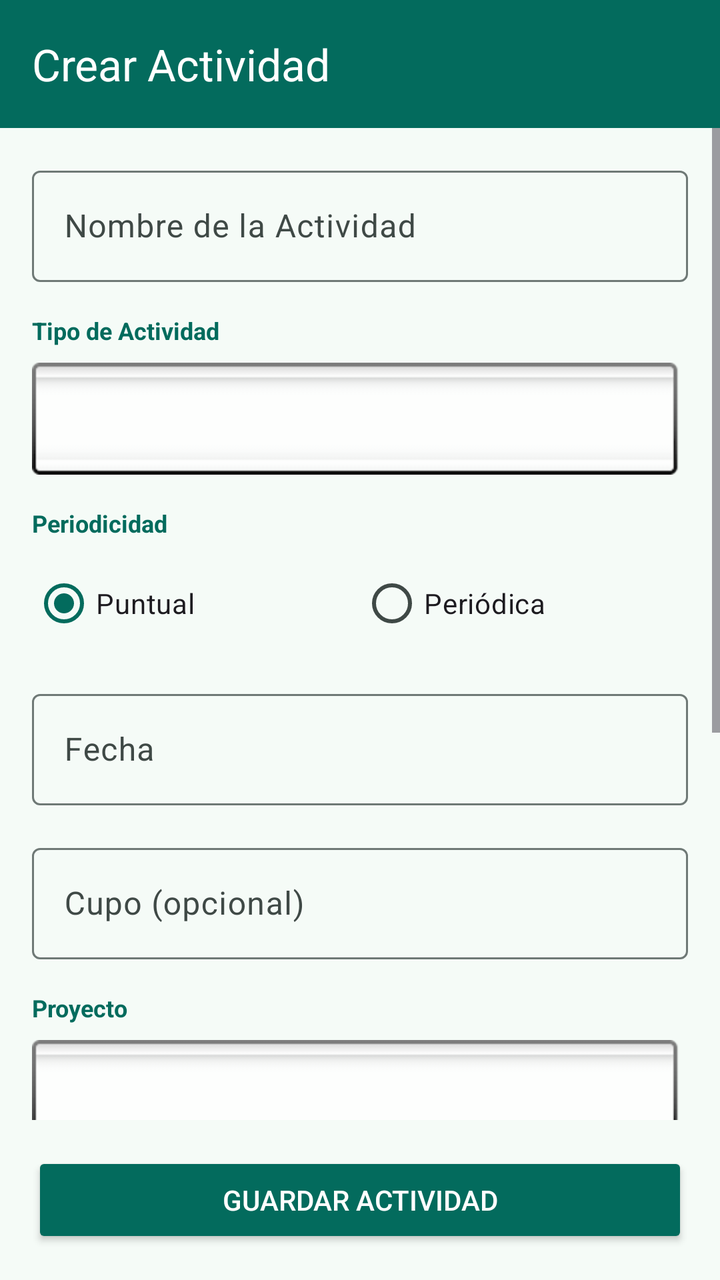
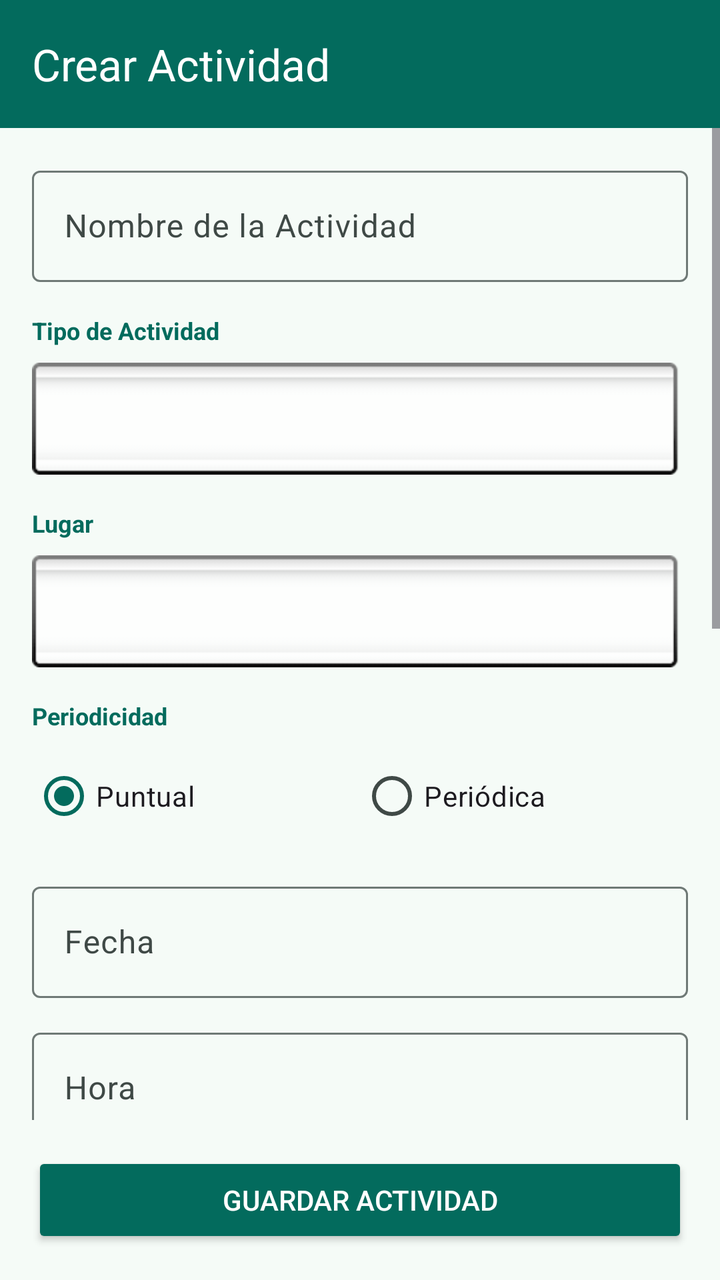

Compare the two renders of this Android layout. The source of the first and the diff that turns it into the second are given below.
<!-- AndroidManifest.xml: application theme AppTheme -->
<!-- res/layout/activity_crear_actividad.xml -->
<?xml version="1.0" encoding="utf-8"?>
<LinearLayout xmlns:android="http://schemas.android.com/apk/res/android"
    xmlns:app="http://schemas.android.com/apk/res-auto"
    android:layout_width="match_parent"
    android:layout_height="match_parent"
    android:orientation="vertical"
    android:background="@color/md_theme_background">

    
    <com.google.android.material.appbar.AppBarLayout
        android:layout_width="match_parent"
        android:layout_height="wrap_content"
        android:theme="@style/ThemeOverlay.AppCompat.Dark.ActionBar">

        <androidx.appcompat.widget.Toolbar
            android:id="@+id/toolbar"
            android:layout_width="match_parent"
            android:layout_height="?attr/actionBarSize"
            android:background="@color/md_theme_primary"
            app:popupTheme="@style/ThemeOverlay.AppCompat.Light"
            app:title="Crear Actividad"
            app:titleTextColor="@color/md_theme_onPrimary" />

    </com.google.android.material.appbar.AppBarLayout>

    <ScrollView
        android:layout_width="match_parent"
        android:layout_height="0dp"
        android:layout_weight="1"
        android:fillViewport="true">

        <LinearLayout
            android:layout_width="match_parent"
            android:layout_height="wrap_content"
            android:orientation="vertical"
            android:padding="16dp">

            
            <com.google.android.material.textfield.TextInputLayout
                android:layout_width="match_parent"
                android:layout_height="wrap_content"
                android:hint="Nombre de la Actividad"
                android:layout_marginBottom="16dp"
                app:boxBackgroundMode="outline">

                <com.google.android.material.textfield.TextInputEditText
                    android:id="@+id/etNombre"
                    android:layout_width="match_parent"
                    android:layout_height="wrap_content"
                    android:inputType="text" />

            </com.google.android.material.textfield.TextInputLayout>

            
            <TextView
                android:layout_width="match_parent"
                android:layout_height="wrap_content"
                android:text="Tipo de Actividad"
                android:textSize="12sp"
                android:textStyle="bold"
                android:textColor="@color/md_theme_primary"
                android:layout_marginBottom="8dp" />

            <Spinner
                android:id="@+id/spinnerTipo"
                android:layout_width="match_parent"
                android:layout_height="wrap_content"
                android:minHeight="48dp"
                android:layout_marginBottom="16dp"
                android:background="@android:drawable/spinner_background" />

            
            <TextView
                android:layout_width="match_parent"
                android:layout_height="wrap_content"
                android:text="Periodicidad"
                android:textSize="12sp"
                android:textStyle="bold"
                android:textColor="@color/md_theme_primary"
                android:layout_marginBottom="8dp" />

            <RadioGroup
                android:id="@+id/rgPeriodicidad"
                android:layout_width="match_parent"
                android:layout_height="wrap_content"
                android:orientation="horizontal"
                android:layout_marginBottom="16dp">

                <RadioButton
                    android:id="@+id/rbPuntual"
                    android:layout_width="0dp"
                    android:layout_height="wrap_content"
                    android:layout_weight="1"
                    android:text="Puntual"
                    android:checked="true" />

                <RadioButton
                    android:id="@+id/rbPeriodica"
                    android:layout_width="0dp"
                    android:layout_height="wrap_content"
                    android:layout_weight="1"
                    android:text="Periódica" />

            </RadioGroup>

            
            <LinearLayout
                android:id="@+id/layoutFechaPuntual"
                android:layout_width="match_parent"
                android:layout_height="wrap_content"
                android:orientation="vertical"
                android:visibility="visible"
                android:layout_marginBottom="16dp">

                <com.google.android.material.textfield.TextInputLayout
                    android:layout_width="match_parent"
                    android:layout_height="wrap_content"
                    android:hint="Fecha"
                    app:boxBackgroundMode="outline">

                    <com.google.android.material.textfield.TextInputEditText
                        android:id="@+id/etFechaPuntual"
                        android:layout_width="match_parent"
                        android:layout_height="wrap_content"
                        android:focusable="false"
                        android:clickable="true"
                        android:inputType="none" />

                </com.google.android.material.textfield.TextInputLayout>

            </LinearLayout>

            
            <LinearLayout
                android:id="@+id/layoutFechasPeriodicas"
                android:layout_width="match_parent"
                android:layout_height="wrap_content"
                android:orientation="vertical"
                android:visibility="gone"
                android:layout_marginBottom="16dp">

                <com.google.android.material.textfield.TextInputLayout
                    android:layout_width="match_parent"
                    android:layout_height="wrap_content"
                    android:hint="Fecha Inicio"
                    android:layout_marginBottom="12dp"
                    app:boxBackgroundMode="outline">

                    <com.google.android.material.textfield.TextInputEditText
                        android:id="@+id/etFechaInicio"
                        android:layout_width="match_parent"
                        android:layout_height="wrap_content"
                        android:focusable="false"
                        android:clickable="true"
                        android:inputType="none" />

                </com.google.android.material.textfield.TextInputLayout>

                <com.google.android.material.textfield.TextInputLayout
                    android:layout_width="match_parent"
                    android:layout_height="wrap_content"
                    android:hint="Fecha Fin"
                    app:boxBackgroundMode="outline">

                    <com.google.android.material.textfield.TextInputEditText
                        android:id="@+id/etFechaFin"
                        android:layout_width="match_parent"
                        android:layout_height="wrap_content"
                        android:focusable="false"
                        android:clickable="true"
                        android:inputType="none" />

                </com.google.android.material.textfield.TextInputLayout>

            </LinearLayout>

            
            <com.google.android.material.textfield.TextInputLayout
                android:layout_width="match_parent"
                android:layout_height="wrap_content"
                android:hint="Cupo (opcional)"
                android:layout_marginBottom="16dp"
                app:boxBackgroundMode="outline">

                <com.google.android.material.textfield.TextInputEditText
                    android:id="@+id/etCupo"
                    android:layout_width="match_parent"
                    android:layout_height="wrap_content"
                    android:inputType="number" />

            </com.google.android.material.textfield.TextInputLayout>

            
            <TextView
                android:layout_width="match_parent"
                android:layout_height="wrap_content"
                android:text="Proyecto"
                android:textSize="12sp"
                android:textStyle="bold"
                android:textColor="@color/md_theme_primary"
                android:layout_marginBottom="8dp" />

            <Spinner
                android:id="@+id/spinnerProyecto"
                android:layout_width="match_parent"
                android:layout_height="wrap_content"
                android:minHeight="48dp"
                android:layout_marginBottom="16dp"
                android:background="@android:drawable/spinner_background" />

            
            <TextView
                android:layout_width="match_parent"
                android:layout_height="wrap_content"
                android:text="Oferente"
                android:textSize="12sp"
                android:textStyle="bold"
                android:textColor="@color/md_theme_primary"
                android:layout_marginBottom="8dp" />

            <Spinner
                android:id="@+id/spinnerOferente"
                android:layout_width="match_parent"
                android:layout_height="wrap_content"
                android:minHeight="48dp"
                android:layout_marginBottom="16dp"
                android:background="@android:drawable/spinner_background" />

            
            <TextView
                android:layout_width="match_parent"
                android:layout_height="wrap_content"
                android:text="Socio Comunitario"
                android:textSize="12sp"
                android:textStyle="bold"
                android:textColor="@color/md_theme_primary"
                android:layout_marginBottom="8dp" />

            <Spinner
                android:id="@+id/spinnerSocio"
                android:layout_width="match_parent"
                android:layout_height="wrap_content"
                android:minHeight="48dp"
                android:layout_marginBottom="16dp"
                android:background="@android:drawable/spinner_background" />

            
            <com.google.android.material.textfield.TextInputLayout
                android:layout_width="match_parent"
                android:layout_height="wrap_content"
                android:hint="Días de Aviso Previo"
                android:layout_marginBottom="16dp"
                app:boxBackgroundMode="outline">

                <com.google.android.material.textfield.TextInputEditText
                    android:id="@+id/etDiasAviso"
                    android:layout_width="match_parent"
                    android:layout_height="wrap_content"
                    android:inputType="number" />

            </com.google.android.material.textfield.TextInputLayout>

        </LinearLayout>

    </ScrollView>

    
    <Button
        android:id="@+id/btnGuardar"
        android:layout_width="match_parent"
        android:layout_height="wrap_content"
        android:layout_margin="16dp"
        android:text="Guardar Actividad"
        android:textColor="@color/md_theme_onPrimary"
        app:backgroundTint="@color/md_theme_primary" />

</LinearLayout>
<!-- resources referenced by this layout -->
<resources>
  <color name="md_theme_background">#F5FBF7</color>
  <color name="md_theme_onPrimary">#FFFFFF</color>
  <color name="md_theme_primary">#036B5D</color>
  <color name="md_theme_primaryContainer">#9FF2E0</color>
  <color name="md_theme_onPrimaryContainer">#005045</color>
  <color name="md_theme_secondary">#016B5D</color>
  <color name="md_theme_onSecondary">#FFFFFF</color>
  <color name="md_theme_secondaryContainer">#9FF2E1</color>
  <color name="md_theme_onSecondaryContainer">#005046</color>
  <color name="md_theme_tertiary">#016B5D</color>
  <color name="md_theme_onTertiary">#FFFFFF</color>
  <color name="md_theme_tertiaryContainer">#9FF2E1</color>
  <color name="md_theme_onTertiaryContainer">#005046</color>
  <color name="md_theme_error">#BA1A1A</color>
  <color name="md_theme_onError">#FFFFFF</color>
  <color name="md_theme_errorContainer">#FFDAD6</color>
  <color name="md_theme_onErrorContainer">#93000A</color>
  <color name="md_theme_onBackground">#171D1B</color>
  <color name="md_theme_surface">#F5FBF7</color>
  <color name="md_theme_onSurface">#171D1B</color>
  <color name="md_theme_surfaceVariant">#DAE5E1</color>
  <color name="md_theme_onSurfaceVariant">#3F4946</color>
  <color name="md_theme_outline">#6F7976</color>
  <color name="md_theme_outlineVariant">#BEC9C5</color>
  <color name="md_theme_inverseSurface">#2B3230</color>
  <color name="md_theme_inverseOnSurface">#ECF2EF</color>
  <color name="md_theme_inversePrimary">#84D5C4</color>
  <color name="md_theme_primaryFixed">#9FF2E0</color>
  <color name="md_theme_onPrimaryFixed">#00201B</color>
  <color name="md_theme_primaryFixedDim">#84D5C4</color>
  <color name="md_theme_onPrimaryFixedVariant">#005045</color>
  <color name="md_theme_secondaryFixed">#9FF2E1</color>
  <color name="md_theme_onSecondaryFixed">#00201B</color>
  <color name="md_theme_secondaryFixedDim">#83D5C5</color>
  <color name="md_theme_onSecondaryFixedVariant">#005046</color>
  <color name="md_theme_tertiaryFixed">#9FF2E1</color>
  <color name="md_theme_onTertiaryFixed">#00201B</color>
  <color name="md_theme_tertiaryFixedDim">#83D5C5</color>
  <color name="md_theme_onTertiaryFixedVariant">#005046</color>
  <color name="md_theme_surfaceDim">#D5DBD8</color>
  <color name="md_theme_surfaceBright">#F5FBF7</color>
  <color name="md_theme_surfaceContainerLowest">#FFFFFF</color>
  <color name="md_theme_surfaceContainerLow">#EFF5F2</color>
  <color name="md_theme_surfaceContainer">#E9EFEC</color>
  <color name="md_theme_surfaceContainerHigh">#E3EAE6</color>
  <color name="md_theme_surfaceContainerHighest">#DEE4E1</color>
  <!-- unchanged entries left out for length: 1 -->
</resources>

<!-- the commit's change to res/layout/activity_crear_actividad.xml (unified diff, before → after) -->
@@ -68,6 +68,23 @@
                 android:minHeight="48dp"
                 android:layout_marginBottom="16dp"
                 android:background="@android:drawable/spinner_background" />
+            
+            <TextView
+                android:layout_width="match_parent"
+                android:layout_height="wrap_content"
+                android:text="Lugar"
+                android:textSize="12sp"
+                android:textStyle="bold"
+                android:textColor="@color/md_theme_primary"
+                android:layout_marginBottom="8dp" />
+
+            <Spinner
+                android:id="@+id/spinnerLugar"
+                android:layout_width="match_parent"
+                android:layout_height="wrap_content"
+                android:minHeight="48dp"
+                android:layout_marginBottom="16dp"
+                android:background="@android:drawable/spinner_background" />
 
             
             <TextView
@@ -116,6 +133,7 @@
                     android:layout_width="match_parent"
                     android:layout_height="wrap_content"
                     android:hint="Fecha"
+                    android:layout_marginBottom="12dp"
                     app:boxBackgroundMode="outline">
 
                     <com.google.android.material.textfield.TextInputEditText
@@ -127,6 +145,22 @@
                         android:inputType="none" />
 
                 </com.google.android.material.textfield.TextInputLayout>
+                <com.google.android.material.textfield.TextInputLayout
+                    android:layout_width="match_parent"
+                    android:layout_height="wrap_content"
+                    android:hint="Hora"
+                    app:boxBackgroundMode="outline">
+
+                    <com.google.android.material.textfield.TextInputEditText
+                        android:id="@+id/etHoraPuntual"
+                        android:layout_width="match_parent"
+                        android:layout_height="wrap_content"
+                        android:focusable="false"
+                        android:clickable="true"
+                        android:inputType="none" />
+
+                </com.google.android.material.textfield.TextInputLayout>
+
 
             </LinearLayout>
 
@@ -142,7 +176,7 @@
                 <com.google.android.material.textfield.TextInputLayout
                     android:layout_width="match_parent"
                     android:layout_height="wrap_content"
-                    android:hint="Fecha Inicio"
+                    android:hint="Fecha de Inicio"
                     android:layout_marginBottom="12dp"
                     app:boxBackgroundMode="outline">
 
@@ -155,15 +189,93 @@
                         android:inputType="none" />
 
                 </com.google.android.material.textfield.TextInputLayout>
+                <TextView
+                    android:layout_width="match_parent"
+                    android:layout_height="wrap_content"
+                    android:text="Días de ejecución"
+                    android:textSize="12sp"
+                    android:textStyle="bold"
+                    android:textColor="@color/md_theme_primary"
+                    android:layout_marginBottom="8dp" />
+
+                <com.google.android.material.chip.ChipGroup
+                    android:id="@+id/chipGroupDias"
+                    android:layout_width="match_parent"
+                    android:layout_height="wrap_content"
+                    app:singleLine="true"
+                    android:layout_marginBottom="12dp"
+                    app:selectionRequired="false"
+                    app:chipSpacingHorizontal="8dp"
+                    app:chipSpacingVertical="8dp">
+
+                    <com.google.android.material.chip.Chip
+                        android:id="@+id/chipLunes"
+                        style="@style/Widget.MaterialComponents.Chip.Choice"
+                        android:layout_width="wrap_content"
+                        android:layout_height="wrap_content"
+                        android:checkable="true"
+                        android:text="Lun" />
+
+                    <com.google.android.material.chip.Chip
+                        android:id="@+id/chipMartes"
+                        style="@style/Widget.MaterialComponents.Chip.Choice"
+                        android:layout_width="wrap_content"
+                        android:layout_height="wrap_content"
+                        android:checkable="true"
+                        android:text="Mar" />
+
+                    <com.google.android.material.chip.Chip
+                        android:id="@+id/chipMiercoles"
+                        style="@style/Widget.MaterialComponents.Chip.Choice"
+                        android:layout_width="wrap_content"
+                        android:layout_height="wrap_content"
+                        android:checkable="true"
+                        android:text="Mié" />
+
+                    <com.google.android.material.chip.Chip
+                        android:id="@+id/chipJueves"
+                        style="@style/Widget.MaterialComponents.Chip.Choice"
+                        android:layout_width="wrap_content"
+                        android:layout_height="wrap_content"
+                        android:checkable="true"
+                        android:text="Jue" />
+
+                    <com.google.android.material.chip.Chip
+                        android:id="@+id/chipViernes"
+                        style="@style/Widget.MaterialComponents.Chip.Choice"
+                        android:layout_width="wrap_content"
+                        android:layout_height="wrap_content"
+                        android:checkable="true"
+                        android:text="Vie" />
+
+                    <com.google.android.material.chip.Chip
+                        android:id="@+id/chipSabado"
+                        style="@style/Widget.MaterialComponents.Chip.Choice"
+                        android:layout_width="wrap_content"
+                        android:layout_height="wrap_content"
+                        android:checkable="true"
+                        android:text="Sáb" />
+
+                    <com.google.android.material.chip.Chip
+                        android:id="@+id/chipDomingo"
+                        style="@style/Widget.MaterialComponents.Chip.Choice"
+                        android:layout_width="wrap_content"
+                        android:layout_height="wrap_content"
+                        android:checkable="true"
+                        android:text="Dom" />
+
+                </com.google.android.material.chip.ChipGroup>
+
 
                 <com.google.android.material.textfield.TextInputLayout
                     android:layout_width="match_parent"
                     android:layout_height="wrap_content"
-                    android:hint="Fecha Fin"
+                    android:hint="Hora"
+                    android:layout_marginBottom="12dp"
                     app:boxBackgroundMode="outline">
 
                     <com.google.android.material.textfield.TextInputEditText
-                        android:id="@+id/etFechaFin"
+                        android:id="@+id/etHoraPeriodica"
                         android:layout_width="match_parent"
                         android:layout_height="wrap_content"
                         android:focusable="false"
@@ -171,6 +283,20 @@
                         android:inputType="none" />
 
                 </com.google.android.material.textfield.TextInputLayout>
+                <com.google.android.material.textfield.TextInputLayout
+                    android:layout_width="match_parent"
+                    android:layout_height="wrap_content"
+                    android:hint="Cantidad de repeticiones"
+                    app:boxBackgroundMode="outline">
+
+                    <com.google.android.material.textfield.TextInputEditText
+                        android:id="@+id/etRepeticiones"
+                        android:layout_width="match_parent"
+                        android:layout_height="wrap_content"
+                        android:inputType="number" />
+
+                </com.google.android.material.textfield.TextInputLayout>
+
 
             </LinearLayout>
 
